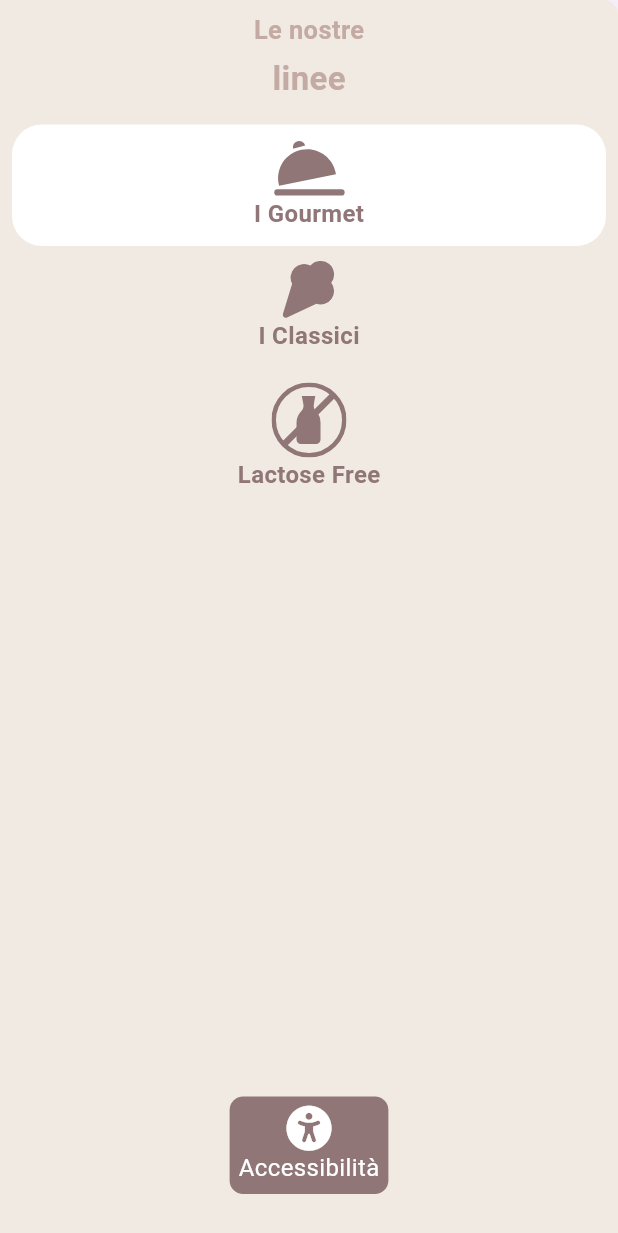
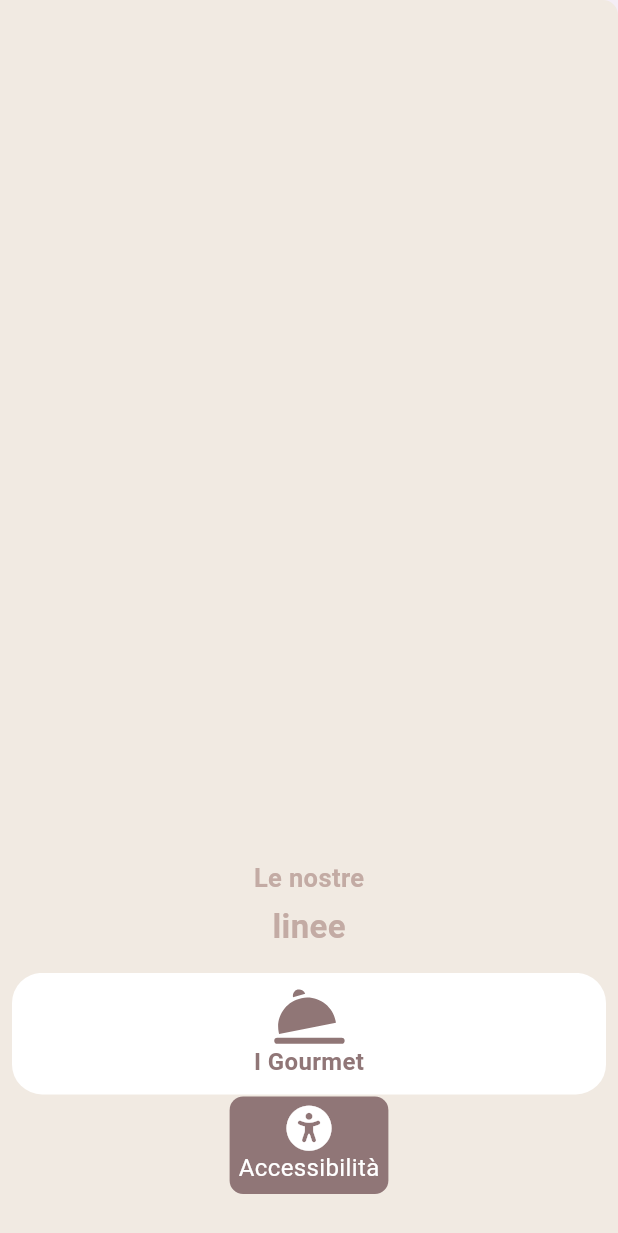
Before and after one commit to Channilol/TotemGelatoHPierre, a Flutter app: the CategoriesBar widget shown alone on an empty page, opened directly, after a tap on "Accessibilità", on a phone screen of 412 x 824 dp. Shown: the top 1233 px of the screen. Run offline on Flutter 3.47's test engine with Material 3 defaults, Android fonts, the phone set to English and light mode, and no system bars; our stand-ins replace badges, flutter_riverpod, flutter_svg, font_awesome_flutter, google_fonts, lottie; missing offline and left inert: json_theme; Roboto replaces fonts that are missing (Courgette).

Commit message:
fixata category bar

```diff
--- a/lib/components/categories_bar.dart
+++ b/lib/components/categories_bar.dart
@@ -34,9 +34,15 @@ class _CategoriesBarState extends ConsumerState<CategoriesBar> {
         child: Padding(
           padding: EdgeInsets.all(8.0),
           child: Column(
-            mainAxisAlignment: isAccessibilityOn
-                ? MainAxisAlignment.end
-                : MainAxisAlignment.start,
+            children: [
+              isAccessibilityOn
+                  ? Spacer(
+                      flex: 7,
+                    )
+                  : SizedBox(),
+              Expanded(
+                flex: isAccessibilityOn ? 3 : 1,
+                child: Column(
                   children: [
                     Text(
                       language['orderScreen']['sidebar_title'][0],
@@ -72,7 +78,8 @@ class _CategoriesBarState extends ConsumerState<CategoriesBar> {
                                 decoration: BoxDecoration(
                                   borderRadius: BorderRadius.circular(20),
                                   color: Utils.categories[i].categoryId ==
-                                    Utils.categories[currentCategory].categoryId
+                                          Utils.categories[currentCategory]
+                                              .categoryId
                                       ? MyColors.colorBackground
                                       : null,
                                 ),
@@ -85,7 +92,8 @@ class _CategoriesBarState extends ConsumerState<CategoriesBar> {
                                     Text(
                                       Utils.categories[i].name,
                                       style: TextStyle(
-                                    fontSize: ResponsiveText.medium(context),
+                                          fontSize:
+                                              ResponsiveText.medium(context),
                                           fontWeight: FontWeight.bold,
                                           color: MyColors.colorText),
                                     ),
@@ -101,7 +109,8 @@ class _CategoriesBarState extends ConsumerState<CategoriesBar> {
                       onTap: () {
                         ref
                             .read(accessibilityProvider.notifier)
-                      .changeAccessibility(isAccessibilityOn ? false : true);
+                            .changeAccessibility(
+                                isAccessibilityOn ? false : true);
                       },
                       child: Container(
                         padding: EdgeInsets.all(6.0),
@@ -135,6 +144,9 @@ class _CategoriesBarState extends ConsumerState<CategoriesBar> {
                     SizedBox(height: 20),
                   ],
                 ),
+              )
+            ],
+          ),
         ));
   }
 }
```
Lines whose indentation alone changed are shown as unchanged.
